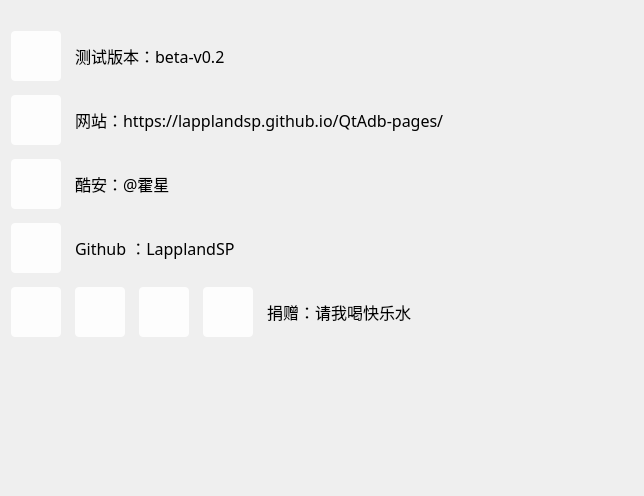
Qt form QtAdb/about.ui (LapplandSP/QtAdb) before a commit.
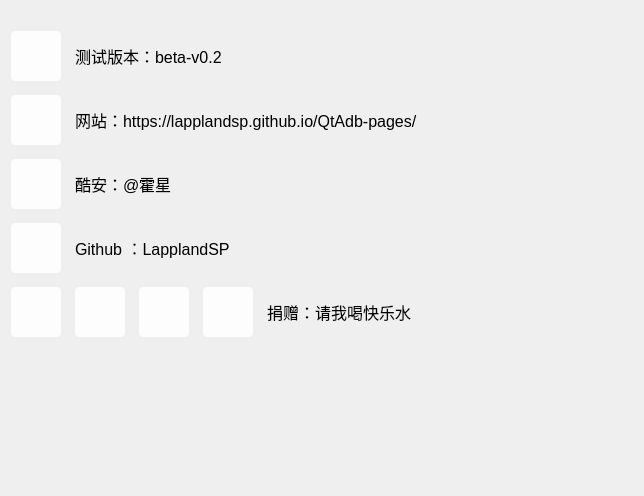
The same form after that commit. Icons and pictures are not drawn.

```diff
--- a/QtAdb/about.ui
+++ b/QtAdb/about.ui
@@ -22,10 +22,26 @@
    </property>
    <item>
     <widget class="QWidget" name="widget" native="true">
+     <property name="sizePolicy">
+      <sizepolicy hsizetype="Expanding" vsizetype="Expanding">
+       <horstretch>0</horstretch>
+       <verstretch>0</verstretch>
+      </sizepolicy>
+     </property>
+     <property name="minimumSize">
+      <size>
+       <width>600</width>
+       <height>350</height>
+      </size>
+     </property>
+     <property name="font">
+      <font>
+       <family>MiSans Medium</family>
+      </font>
+     </property>
      <property name="styleSheet">
       <string notr="true">border-radius: 4px;
-background-color: rgba(255, 255, 255, 0);
-border:0px solid #BDBDBD;</string>
+background-color: rgba(255, 255, 255, 0);</string>
      </property>
      <layout class="QVBoxLayout" name="verticalLayout_2">
       <property name="leftMargin">
@@ -94,7 +110,6 @@
             </property>
             <property name="font">
              <font>
-              <family>MiSans Normal</family>
               <pointsize>12</pointsize>
              </font>
             </property>
@@ -157,7 +172,6 @@
             </property>
             <property name="font">
              <font>
-              <family>MiSans Normal</family>
               <pointsize>12</pointsize>
              </font>
             </property>
@@ -220,7 +234,6 @@
             </property>
             <property name="font">
              <font>
-              <family>MiSans Normal</family>
               <pointsize>12</pointsize>
              </font>
             </property>
@@ -283,7 +296,6 @@
             </property>
             <property name="font">
              <font>
-              <family>MiSans Normal</family>
               <pointsize>12</pointsize>
              </font>
             </property>
```
Left out of the diff: 1 changed line with no effect on the pictures.
